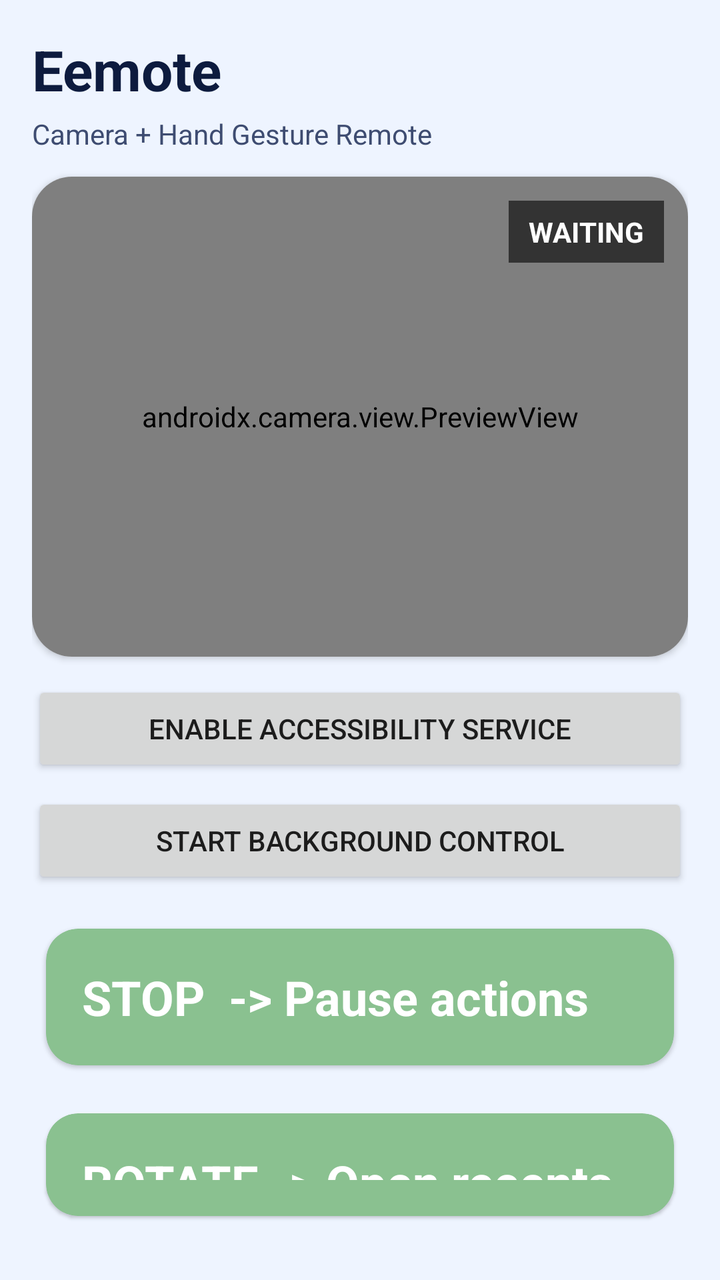
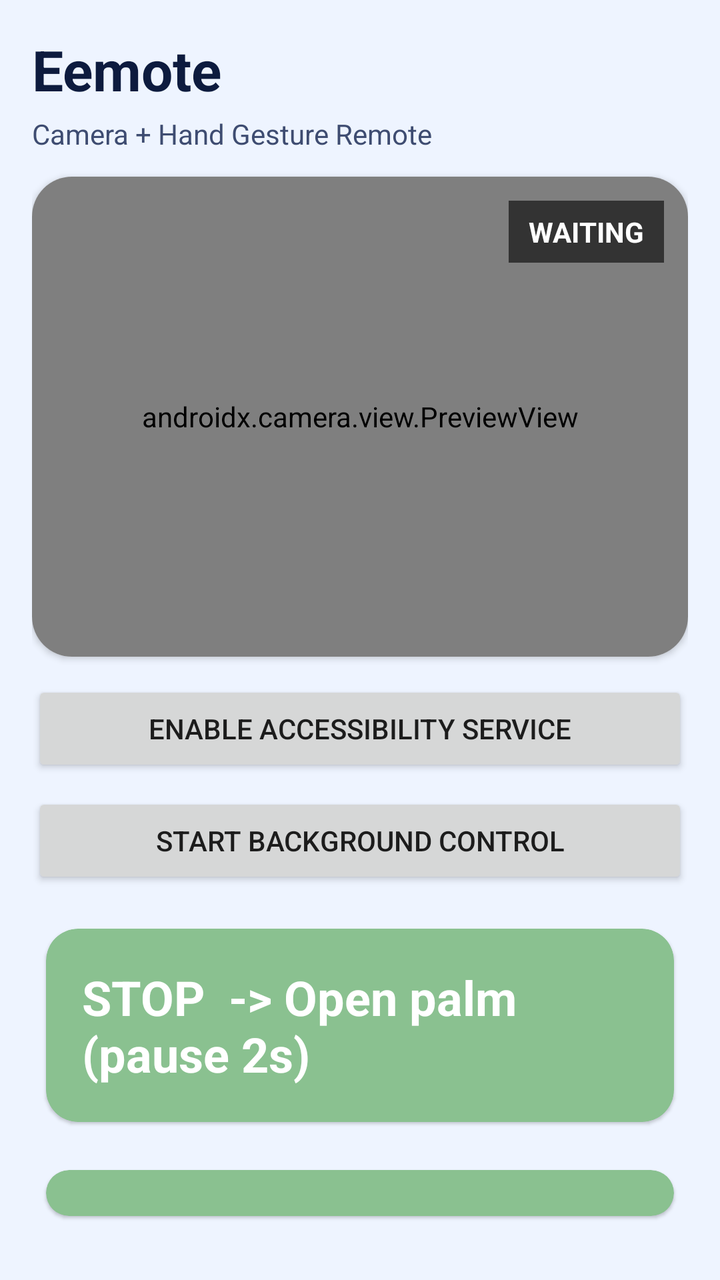

The first picture is an Android layout as it rendered before a commit; the second is the same layout after the commit. The layout source and the unified diff follow.
<!-- AndroidManifest.xml: application theme Theme.Eemote -->
<!-- res/layout/activity_main.xml -->
<?xml version="1.0" encoding="utf-8"?>
<LinearLayout xmlns:android="http://schemas.android.com/apk/res/android"
    xmlns:app="http://schemas.android.com/apk/res-auto"
    android:layout_width="match_parent"
    android:layout_height="match_parent"
    android:orientation="vertical"
    android:padding="16dp"
    android:background="#EEF4FF">

    <TextView
        android:id="@+id/titleText"
        android:layout_width="match_parent"
        android:layout_height="wrap_content"
        android:text="Eemote"
        android:textStyle="bold"
        android:textSize="28sp"
        android:textColor="#0D1B3E" />

    <TextView
        android:id="@+id/subtitleText"
        android:layout_width="match_parent"
        android:layout_height="wrap_content"
        android:layout_marginTop="4dp"
        android:text="Camera + Hand Gesture Remote"
        android:textColor="#3E4C71"
        android:textSize="14sp" />

    <com.google.android.material.card.MaterialCardView
        android:layout_width="match_parent"
        android:layout_height="240dp"
        android:layout_marginTop="12dp"
        app:cardCornerRadius="20dp"
        app:cardElevation="2dp">

        <FrameLayout
            android:layout_width="match_parent"
            android:layout_height="match_parent">

            <androidx.camera.view.PreviewView
                android:id="@+id/previewView"
                android:layout_width="match_parent"
                android:layout_height="match_parent" />

            <TextView
                android:id="@+id/liveStatusText"
                android:layout_width="wrap_content"
                android:layout_height="wrap_content"
                android:layout_gravity="top|end"
                android:layout_margin="12dp"
                android:background="#99000000"
                android:paddingHorizontal="10dp"
                android:paddingVertical="6dp"
                android:text="WAITING"
                android:textColor="#FFFFFF"
                android:textStyle="bold" />
        </FrameLayout>
    </com.google.android.material.card.MaterialCardView>

    <Button
        android:id="@+id/accessibilityButton"
        android:layout_width="match_parent"
        android:layout_height="wrap_content"
        android:layout_marginTop="12dp"
        android:text="Enable Accessibility Service" />

    <Button
        android:id="@+id/backgroundButton"
        android:layout_width="match_parent"
        android:layout_height="wrap_content"
        android:layout_marginTop="8dp"
        android:text="@string/background_control_start" />

    <LinearLayout
        android:layout_width="match_parent"
        android:layout_height="0dp"
        android:layout_weight="1"
        android:orientation="vertical"
        android:layout_marginTop="12dp">

        <com.google.android.material.card.MaterialCardView
            android:id="@+id/cardStop"
            style="@style/GestureCardStyle"
            android:layout_width="match_parent"
            android:layout_height="wrap_content"
            android:layout_marginBottom="8dp">
            <TextView style="@style/GestureLabelStyle" android:text="STOP  -> Pause actions" />
        </com.google.android.material.card.MaterialCardView>

        <com.google.android.material.card.MaterialCardView
            android:id="@+id/cardRotate"
            style="@style/GestureCardStyle"
            android:layout_width="match_parent"
            android:layout_height="wrap_content"
            android:layout_marginBottom="8dp">
            <TextView style="@style/GestureLabelStyle" android:text="ROTATE -> Open recents" />
        </com.google.android.material.card.MaterialCardView>

        <com.google.android.material.card.MaterialCardView
            android:id="@+id/cardZoom"
            style="@style/GestureCardStyle"
            android:layout_width="match_parent"
            android:layout_height="wrap_content"
            android:layout_marginBottom="8dp">
            <TextView style="@style/GestureLabelStyle" android:text="ZOOM   -> Volume +/-" />
        </com.google.android.material.card.MaterialCardView>

        <com.google.android.material.card.MaterialCardView
            android:id="@+id/cardTurn"
            style="@style/GestureCardStyle"
            android:layout_width="match_parent"
            android:layout_height="wrap_content"
            android:layout_marginBottom="8dp">
            <TextView style="@style/GestureLabelStyle" android:text="TURN   -> Back/Home" />
        </com.google.android.material.card.MaterialCardView>

        <com.google.android.material.card.MaterialCardView
            android:id="@+id/cardSwipe"
            style="@style/GestureCardStyle"
            android:layout_width="match_parent"
            android:layout_height="wrap_content">
            <TextView style="@style/GestureLabelStyle" android:text="SWIPE  -> Screen swipe" />
        </com.google.android.material.card.MaterialCardView>
    </LinearLayout>

</LinearLayout>
<!-- resources referenced by this layout -->
<resources>
  <string name="background_control_start">Start Background Control</string>
  <style name="GestureCardStyle" parent="Widget.MaterialComponents.CardView">
          <item name="cardBackgroundColor">#8AC190</item>
          <item name="cardCornerRadius">16dp</item>
          <item name="cardUseCompatPadding">true</item>
      </style>
  <style name="GestureLabelStyle">
          <item name="android:layout_width">match_parent</item>
          <item name="android:layout_height">wrap_content</item>
          <item name="android:padding">18dp</item>
          <item name="android:textColor">#FFFFFF</item>
          <item name="android:textStyle">bold</item>
          <item name="android:textSize">24sp</item>
      </style>
  <style name="Theme.Eemote" parent="Theme.MaterialComponents.DayNight.NoActionBar">
          <item name="colorPrimary">#1E88E5</item>
          <item name="colorPrimaryVariant">#1565C0</item>
          <item name="colorOnPrimary">#FFFFFF</item>
      </style>
</resources>

<!-- the commit's change to res/layout/activity_main.xml (unified diff, before → after) -->
@@ -83,7 +83,7 @@
             android:layout_width="match_parent"
             android:layout_height="wrap_content"
             android:layout_marginBottom="8dp">
-            <TextView style="@style/GestureLabelStyle" android:text="STOP  -> Pause actions" />
+            <TextView style="@style/GestureLabelStyle" android:text="STOP  -> Open palm (pause 2s)" />
         </com.google.android.material.card.MaterialCardView>
 
         <com.google.android.material.card.MaterialCardView
@@ -92,7 +92,7 @@
             android:layout_width="match_parent"
             android:layout_height="wrap_content"
             android:layout_marginBottom="8dp">
-            <TextView style="@style/GestureLabelStyle" android:text="ROTATE -> Open recents" />
+            <TextView style="@style/GestureLabelStyle" android:text="ROTATE -> Fist circle (Recents)" />
         </com.google.android.material.card.MaterialCardView>
 
         <com.google.android.material.card.MaterialCardView
@@ -101,7 +101,7 @@
             android:layout_width="match_parent"
             android:layout_height="wrap_content"
             android:layout_marginBottom="8dp">
-            <TextView style="@style/GestureLabelStyle" android:text="ZOOM   -> Volume +/-" />
+            <TextView style="@style/GestureLabelStyle" android:text="ZOOM   -> Pinch in/out (Volume)" />
         </com.google.android.material.card.MaterialCardView>
 
         <com.google.android.material.card.MaterialCardView
@@ -110,7 +110,7 @@
             android:layout_width="match_parent"
             android:layout_height="wrap_content"
             android:layout_marginBottom="8dp">
-            <TextView style="@style/GestureLabelStyle" android:text="TURN   -> Back/Home" />
+            <TextView style="@style/GestureLabelStyle" android:text="TURN   -> Thumb up/down or 1 finger" />
         </com.google.android.material.card.MaterialCardView>
 
         <com.google.android.material.card.MaterialCardView
@@ -118,7 +118,7 @@
             style="@style/GestureCardStyle"
             android:layout_width="match_parent"
             android:layout_height="wrap_content">
-            <TextView style="@style/GestureLabelStyle" android:text="SWIPE  -> Screen swipe" />
+            <TextView style="@style/GestureLabelStyle" android:text="SWIPE  -> Victory + move hand" />
         </com.google.android.material.card.MaterialCardView>
     </LinearLayout>
 
